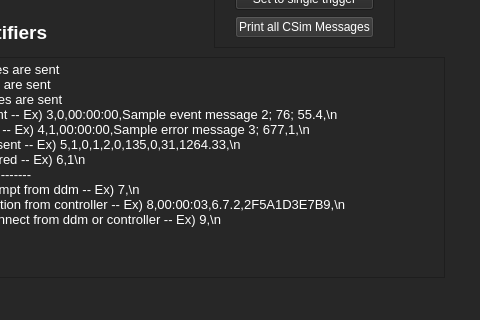
Qt form weapon-system-support-software/mainwindow.ui (Team-Controller-NAU/Controller) before a commit; both pictures show x 204 to 684 and y 213 to 533 of the 1105 by 620 pixel window.
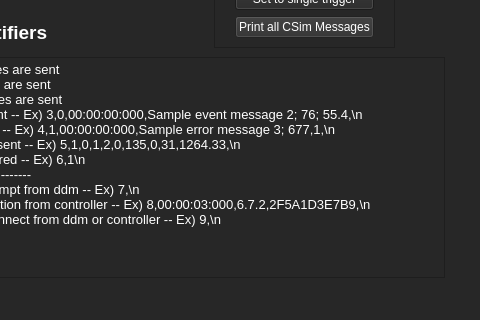
The same form after that commit. The open tabs and pages were chosen to show the change. Icons and pictures are not drawn. Custom widgets are drawn as their Qt base class.

Commit message: updated dev page serial messag examples

The edit to the form file:
```diff
--- a/weapon-system-support-software/mainwindow.ui
+++ b/weapon-system-support-software/mainwindow.ui
@@ -1347,13 +1347,13 @@
 &lt;p style=&quot; margin-top:0px; margin-bottom:0px; margin-left:0px; margin-right:0px; -qt-block-indent:0; text-indent:0px;&quot;&gt;&lt;span style=&quot; font-size:10pt;&quot;&gt;0 -- Event dump -- n event nodes are sent &lt;/span&gt;&lt;/p&gt;
 &lt;p style=&quot; margin-top:0px; margin-bottom:0px; margin-left:0px; margin-right:0px; -qt-block-indent:0; text-indent:0px;&quot;&gt;&lt;span style=&quot; font-size:10pt;&quot;&gt;1 -- Error dump -- n error nodes are sent&lt;/span&gt;&lt;/p&gt;
 &lt;p style=&quot; margin-top:0px; margin-bottom:0px; margin-left:0px; margin-right:0px; -qt-block-indent:0; text-indent:0px;&quot;&gt;&lt;span style=&quot; font-size:10pt;&quot;&gt;2 -- Electrical -- n electrical nodes are sent&lt;/span&gt;&lt;/p&gt;
-&lt;p style=&quot; margin-top:0px; margin-bottom:0px; margin-left:0px; margin-right:0px; -qt-block-indent:0; text-indent:0px;&quot;&gt;&lt;span style=&quot; font-size:10pt;&quot;&gt;3 -- Event -- 1 event node is sent -- Ex) 3,0,00:00:00,Sample event message 2; 76; 55.4,\n&lt;/span&gt;&lt;/p&gt;
-&lt;p style=&quot; margin-top:0px; margin-bottom:0px; margin-left:0px; margin-right:0px; -qt-block-indent:0; text-indent:0px;&quot;&gt;&lt;span style=&quot; font-size:10pt;&quot;&gt;4 -- Error -- 1 error node is sent -- Ex) 4,1,00:00:00,Sample error message 3; 677,1,\n&lt;/span&gt;&lt;/p&gt;
+&lt;p style=&quot; margin-top:0px; margin-bottom:0px; margin-left:0px; margin-right:0px; -qt-block-indent:0; text-indent:0px;&quot;&gt;&lt;span style=&quot; font-size:10pt;&quot;&gt;3 -- Event -- 1 event node is sent -- Ex) 3,0,00:00:00:000,Sample event message 2; 76; 55.4,\n&lt;/span&gt;&lt;/p&gt;
+&lt;p style=&quot; margin-top:0px; margin-bottom:0px; margin-left:0px; margin-right:0px; -qt-block-indent:0; text-indent:0px;&quot;&gt;&lt;span style=&quot; font-size:10pt;&quot;&gt;4 -- Error -- 1 error node is sent -- Ex) 4,1,00:00:00:000,Sample error message 3; 677,1,\n&lt;/span&gt;&lt;/p&gt;
 &lt;p style=&quot; margin-top:0px; margin-bottom:0px; margin-left:0px; margin-right:0px; -qt-block-indent:0; text-indent:0px;&quot;&gt;&lt;span style=&quot; font-size:10pt;&quot;&gt;5 -- Status -- status details are sent -- Ex) 5,1,0,1,2,0,135,0,31,1264.33,\n&lt;/span&gt;&lt;/p&gt;
 &lt;p style=&quot; margin-top:0px; margin-bottom:0px; margin-left:0px; margin-right:0px; -qt-block-indent:0; text-indent:0px;&quot;&gt;&lt;span style=&quot; font-size:10pt;&quot;&gt;6 -- Clear error -- 1 error is cleared -- Ex) 6,1\n&lt;/span&gt;&lt;/p&gt;
 &lt;p style=&quot; margin-top:0px; margin-bottom:0px; margin-left:0px; margin-right:0px; -qt-block-indent:0; text-indent:0px;&quot;&gt;&lt;span style=&quot; font-size:10pt;&quot;&gt;-------------------------------------------------&lt;/span&gt;&lt;/p&gt;
 &lt;p style=&quot; margin-top:0px; margin-bottom:0px; margin-left:0px; margin-right:0px; -qt-block-indent:0; text-indent:0px;&quot;&gt;&lt;span style=&quot; font-size:10pt;&quot;&gt;7 -- Listening -- handshake attempt from ddm -- Ex) 7,\n&lt;/span&gt;&lt;/p&gt;
-&lt;p style=&quot; margin-top:0px; margin-bottom:0px; margin-left:0px; margin-right:0px; -qt-block-indent:0; text-indent:0px;&quot;&gt;&lt;span style=&quot; font-size:10pt;&quot;&gt;8 -- Begin -- handshake completion from controller -- Ex) 8,00:00:03,6.7.2,2F5A1D3E7B9,\n&lt;/span&gt;&lt;/p&gt;
+&lt;p style=&quot; margin-top:0px; margin-bottom:0px; margin-left:0px; margin-right:0px; -qt-block-indent:0; text-indent:0px;&quot;&gt;&lt;span style=&quot; font-size:10pt;&quot;&gt;8 -- Begin -- handshake completion from controller -- Ex) 8,00:00:03:000,6.7.2,2F5A1D3E7B9,\n&lt;/span&gt;&lt;/p&gt;
 &lt;p style=&quot; margin-top:0px; margin-bottom:0px; margin-left:0px; margin-right:0px; -qt-block-indent:0; text-indent:0px;&quot;&gt;&lt;span style=&quot; font-size:10pt;&quot;&gt;9 -- Closing connection -- disconnect from ddm or controller -- Ex) 9,\n&lt;/span&gt;&lt;/p&gt;&lt;/body&gt;&lt;/html&gt;</string>
              </property>
             </widget>
```
Left out of the diff: 2 changed lines with no effect on the pictures. The commit also changes 1 other file.
